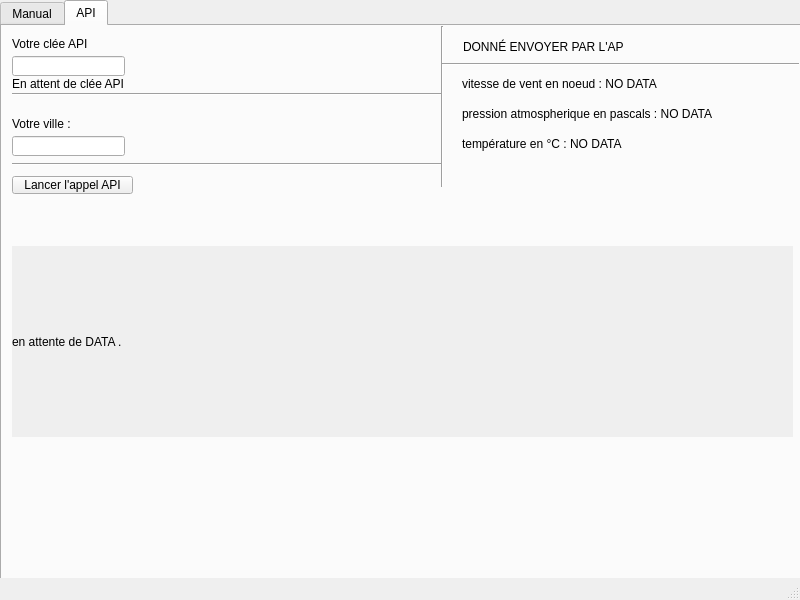
First picture: the form in WJH.ui, repository SpectresAPT/Projets_WJH, before the edit.
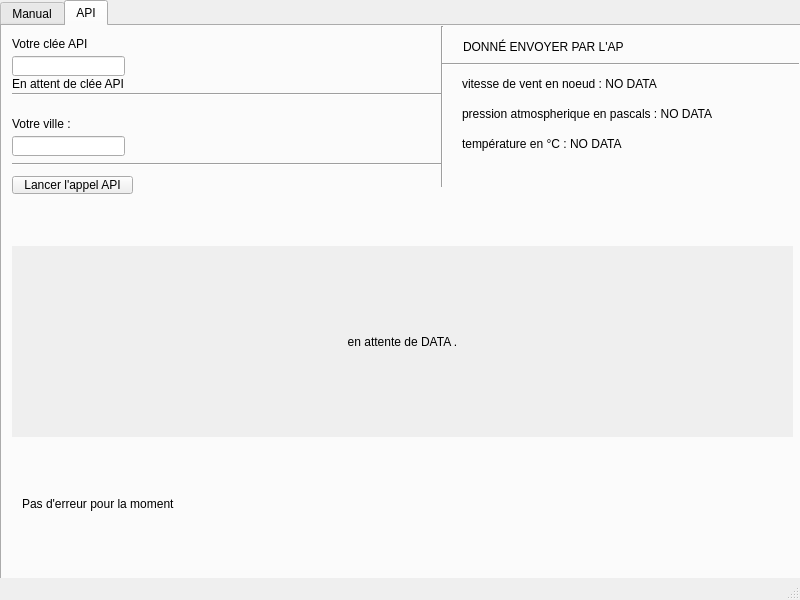
Second picture: the form after the edit.

Commit message: gestion erreur

What changed in the file:
```diff
--- a/WJH.ui
+++ b/WJH.ui
@@ -349,6 +349,22 @@
       </property>
       <property name="text">
        <string>en attente de DATA .</string>
+      </property>
+      <property name="alignment">
+       <set>Qt::AlignmentFlag::AlignCenter</set>
+      </property>
+     </widget>
+     <widget class="QLabel" name="log_API">
+      <property name="geometry">
+       <rect>
+        <x>20</x>
+        <y>470</y>
+        <width>741</width>
+        <height>16</height>
+       </rect>
+      </property>
+      <property name="text">
+       <string>Pas d'erreur pour la moment</string>
       </property>
      </widget>
     </widget>
```
Left out of the diff: 8 changed lines with no effect on the pictures. The commit also changes 3 other files.
